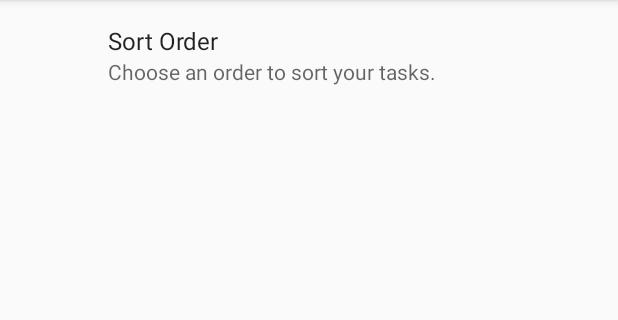
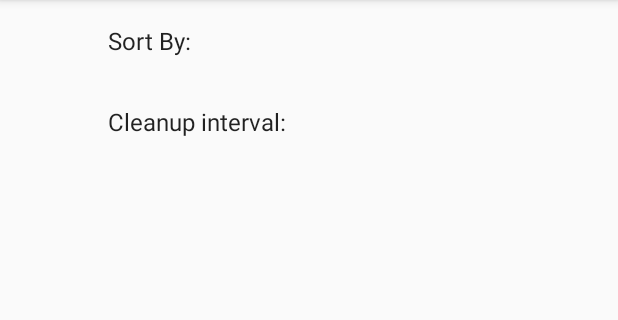
Before and after one commit to fabricio-suarte/Capstone-Project, an Android app: the SettingsFragment screen opened directly, with no data from a screen before it, on a phone screen of 412 x 824 dp, the part 84-404 px from its top. Run offline under Robolectric (Android 15) with nearby library versions, the phone set to English and light mode, and no system bars; our stand-ins replace androidx.preference; 1 statement that could not run was skipped.

Commit message:
Adding Job interval settings

```diff
--- a/taskManager/app/src/main/java/com/fabriciosuarte/taskmanager/SettingsActivity.java
+++ b/taskManager/app/src/main/java/com/fabriciosuarte/taskmanager/SettingsActivity.java
@@ -2,6 +2,8 @@ package com.fabriciosuarte.taskmanager;
 
 import android.os.Bundle;
 import android.support.v7.app.AppCompatActivity;
+
+import com.fabriciosuarte.taskmanager.fragment.SettingsFragment;
 
 public class SettingsActivity extends AppCompatActivity {
 
--- a/taskManager/app/src/main/java/com/fabriciosuarte/taskmanager/SettingsFragment.java
+++ /dev/null
@@ -1,12 +0,0 @@
-package com.fabriciosuarte.taskmanager;
-
-import android.os.Bundle;
-import android.support.v7.preference.PreferenceFragmentCompat;
-
-public class SettingsFragment extends PreferenceFragmentCompat {
-
-    @Override
-    public void onCreatePreferences(Bundle savedInstanceState, String rootKey) {
-        addPreferencesFromResource(R.xml.preferences);
-    }
-}
--- /dev/null
+++ b/taskManager/app/src/main/java/com/fabriciosuarte/taskmanager/fragment/SettingsFragment.java
@@ -0,0 +1,123 @@
+package com.fabriciosuarte.taskmanager.fragment;
+
+import android.content.SharedPreferences;
+import android.os.Bundle;
+import android.support.v7.preference.CheckBoxPreference;
+import android.support.v7.preference.ListPreference;
+import android.support.v7.preference.Preference;
+import android.support.v7.preference.PreferenceFragmentCompat;
+
+import com.fabriciosuarte.taskmanager.R;
+import com.fabriciosuarte.taskmanager.data.TaskProvider;
+
+/**
+ * The preferences settings fragment
+ */
+
+public class SettingsFragment extends PreferenceFragmentCompat
+                            implements SharedPreferences.OnSharedPreferenceChangeListener{
+
+    //region PreferenceFragmentCompat overrides
+
+    @Override
+    public void onCreatePreferences(Bundle savedInstanceState, String rootKey) {
+
+        this.addPreferencesFromResource(R.xml.preferences);
+        this.loadSummary();
+    }
+
+    @Override
+    public void onResume() {
+        super.onResume();
+
+        //Register the listener according to Google API docs
+        this.getPreferenceManager()
+                .getSharedPreferences()
+                .registerOnSharedPreferenceChangeListener(this);
+    }
+
+    @Override
+    public void onPause() {
+        super.onPause();
+
+        //Unregister the listener (following the Google API docs pattern)
+        this.getPreferenceManager()
+                .getSharedPreferences()
+                .unregisterOnSharedPreferenceChangeListener(this);
+    }
+
+    //endregion
+
+    //region SharedPreferences.OnSharedPreferenceChangeListener
+
+    @Override
+    public void onSharedPreferenceChanged(SharedPreferences sharedPreferences, String key) {
+
+        String prefCleanupIntervalKey = this.getString(R.string.pref_cleanupInterval_key);
+
+        if(key.equalsIgnoreCase(prefCleanupIntervalKey)) {
+
+            //Let's update the cleanup job settings...
+            TaskProvider.resetCleanupJob(this.getContext());
+        }
+
+        this.setSummaryForPreferenceKey(sharedPreferences, key);
+    }
+
+    //endregion
+
+    //region private aux methods
+
+    //Loads / sets the summary when the fragment is loaded
+    private void loadSummary() {
+
+        SharedPreferences preferences = this.getPreferenceManager()
+                .getSharedPreferences();
+
+        String key;
+
+        key = this.getString(R.string.pref_sortBy_key);
+        this.setSummaryForPreferenceKey(preferences, key);
+
+        key = this.getString(R.string.pref_cleanupInterval_key);
+        this.setSummaryForPreferenceKey(preferences, key);
+    }
+
+    private void setSummaryForPreferenceKey(SharedPreferences sharedPreferences, String key) {
+
+        if(sharedPreferences == null || key == null)
+            return;
+
+        Preference preference = this.getPreferenceManager()
+                .findPreference(key);
+
+        if(preference == null)
+            return;
+
+        if(preference instanceof ListPreference) {
+
+            String newValue = sharedPreferences.getString(key, "");
+
+            //Let's update the summary for this "ListPreference" object
+            ListPreference listPreference = (ListPreference) preference;
+
+            int valueIndex = listPreference.findIndexOfValue(newValue);
+
+            if(valueIndex >= 0)
+                listPreference.setSummary(listPreference.getEntries()[valueIndex]);
+        }
+        else if(preference instanceof CheckBoxPreference) {
+            //do nothing. But the condition must exists... otherwise it would be caught
+            //by the else.
+        }
+        else {
+
+            String newValue = sharedPreferences.getString(key, "");
+
+            //For any other preferences, set the summary to value's simple string
+            preference.setSummary(newValue);
+        }
+    }
+
+    //endregion
+}
--- a/taskManager/app/src/main/res/values/arrays.xml
+++ b/taskManager/app/src/main/res/values/arrays.xml
@@ -10,4 +10,17 @@
         <item>@string/pref_sortBy_default</item>
         <item>@string/pref_sortBy_due</item>
     </string-array>
+
+    <!-- List preference cleanup interval display values-->
+    <string-array name="pref_cleanupInterval_entries">
+        <item>@string/pref_cleanupInterval_default_label</item>
+        <item>@string/pref_cleanupInterval_long_label</item>
+        <item>@string/pref_cleanupInterval_short_label</item>
+    </string-array>
+    <!-- List preference cleanup interval select values -->
+    <string-array name="pref_cleanupInterval_values">
+        <item>@string/pref_cleanupInterval_default</item>
+        <item>@string/pref_cleanupInterval_long</item>
+        <item>@string/pref_cleanupInterval_short</item>
+    </string-array>
 </resources>
--- a/taskManager/app/src/main/res/values/strings.xml
+++ b/taskManager/app/src/main/res/values/strings.xml
@@ -10,17 +10,26 @@
     <string name="action_reminder">Set Reminder</string>
     <string name="action_delete">Delete Task</string>
     <string name="settings">Settings</string>
-    <string name="pref_sortOrder_title">Sort Order</string>
-    <string name="pref_sortBy_title">Sort By:</string>
-    <string name="pref_summary">Choose an order to sort your tasks.</string>
-    <string name="pref_sortBy_default_label">Default</string>
-    <string name="pref_sortBy_due_label">Due Date</string>
     <string name="reminder_title">Task Reminder</string>
     <string name="past_reminder_scheduled">It is not possible to schedule a reminder in the past! :)</string>
 
+    <string name="pref_sortOrderDialog_title">Sort Order</string>
+    <string name="pref_sortBy_title">Sort By:</string>
     <string name="pref_sortBy_key" translatable="false">sort</string>
+    <string name="pref_sortBy_default_label">Default</string>
+    <string name="pref_sortBy_due_label">Due Date</string>
     <string name="pref_sortBy_default" translatable="false">default</string>
     <string name="pref_sortBy_due" translatable="false">due</string>
+
+    <string name="pref_cleanupIntervalDialog_title">Cleanup \"done\" tasks interval</string>
+    <string name="pref_cleanupInterval_title">Cleanup interval:</string>
+    <string name="pref_cleanupInterval_key" translatable="false">cleanup</string>
+    <string name="pref_cleanupInterval_default_label" translatable="false">Default</string>
+    <string name="pref_cleanupInterval_long_label" translatable="false">Long</string>
+    <string name="pref_cleanupInterval_short_label" translatable="false">Short</string>
+    <string name="pref_cleanupInterval_default" translatable="false">default</string>
+    <string name="pref_cleanupInterval_long" translatable="false">long</string>
+    <string name="pref_cleanupInterval_short" translatable="false">short</string>
 
 
     <string name="fragment_main_tag">fragmentMainTAG</string>
--- a/taskManager/app/src/main/res/xml/preferences.xml
+++ b/taskManager/app/src/main/res/xml/preferences.xml
@@ -3,11 +3,18 @@
 
     <ListPreference
         android:defaultValue="@string/pref_sortBy_default"
-        android:dialogTitle="@string/pref_sortBy_title"
+        android:dialogTitle="@string/pref_sortOrderDialog_title"
         android:entries="@array/pref_sortBy_entries"
         android:entryValues="@array/pref_sortBy_values"
         android:key="@string/pref_sortBy_key"
-        android:summary="@string/pref_summary"
-        android:title="@string/pref_sortOrder_title" />
+        android:title="@string/pref_sortBy_title" />
+
+    <ListPreference
+        android:defaultValue="@string/pref_cleanupInterval_default"
+        android:dialogTitle="@string/pref_cleanupIntervalDialog_title"
+        android:entries="@array/pref_cleanupInterval_entries"
+        android:entryValues="@array/pref_cleanupInterval_values"
+        android:key="@string/pref_cleanupInterval_key"
+        android:title="@string/pref_cleanupInterval_title" />
 
 </PreferenceScreen>
```
Also changed, not shown: taskManager/app/src/main/java/com/fabriciosuarte/taskmanager/data/TaskProvider.java (+56 -9 lines), taskManager/app/src/main/java/com/fabriciosuarte/taskmanager/fragment/MainFragment.java (+6 -1 lines).
